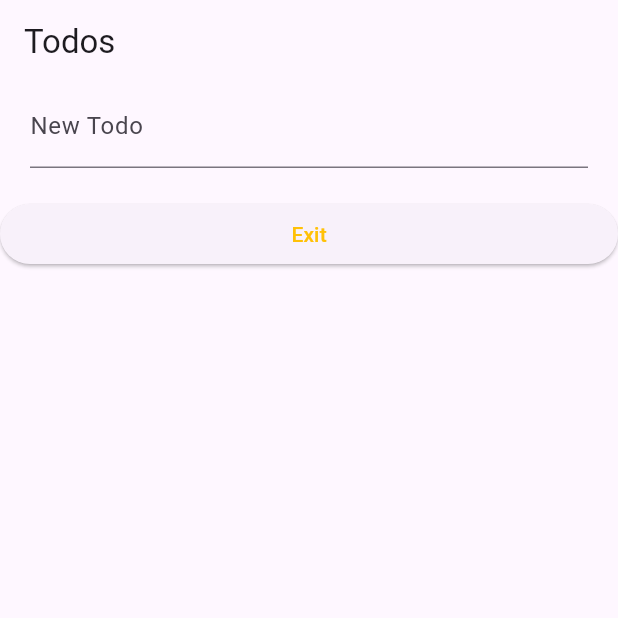
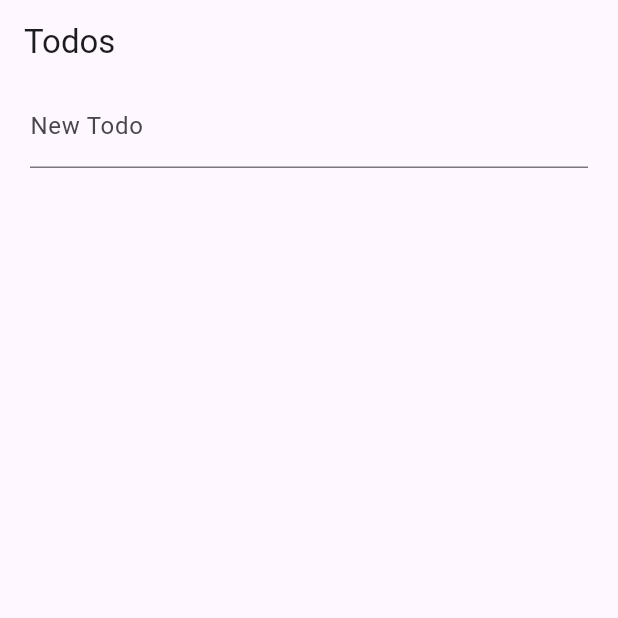
Before and after one commit to TX-Phuc-d8m7/flutter-riverpod-project, a Flutter app: the TodosPage screen opened directly, on a phone screen of 412 x 824 dp, the top half of it. Run offline on Flutter 3.47's test engine with Material 3 defaults, Android fonts, the phone set to English and light mode, and no system bars; our stand-ins replace dio, equatable, flutter_riverpod, freezed_annotation, riverpod_annotation; missing offline and left inert: bulleted_list; generated files the repository leaves out were written again.

Commit message:
Daily Commit

```diff
--- a/change_notifier_provider/lib/pages/todos_page.dart
+++ b/change_notifier_provider/lib/pages/todos_page.dart
@@ -36,12 +36,6 @@ class TodosPage extends ConsumerWidget {
                       icon: const Icon(Icons.delete),
                     ),
                   ),
-                ElevatedButton(
-                    onPressed: () {},
-                    child: const Text(
-                      "Exit",
-                      style: TextStyle(color: Colors.amber),
-                    ))
               ],
             ),
           ),
```
